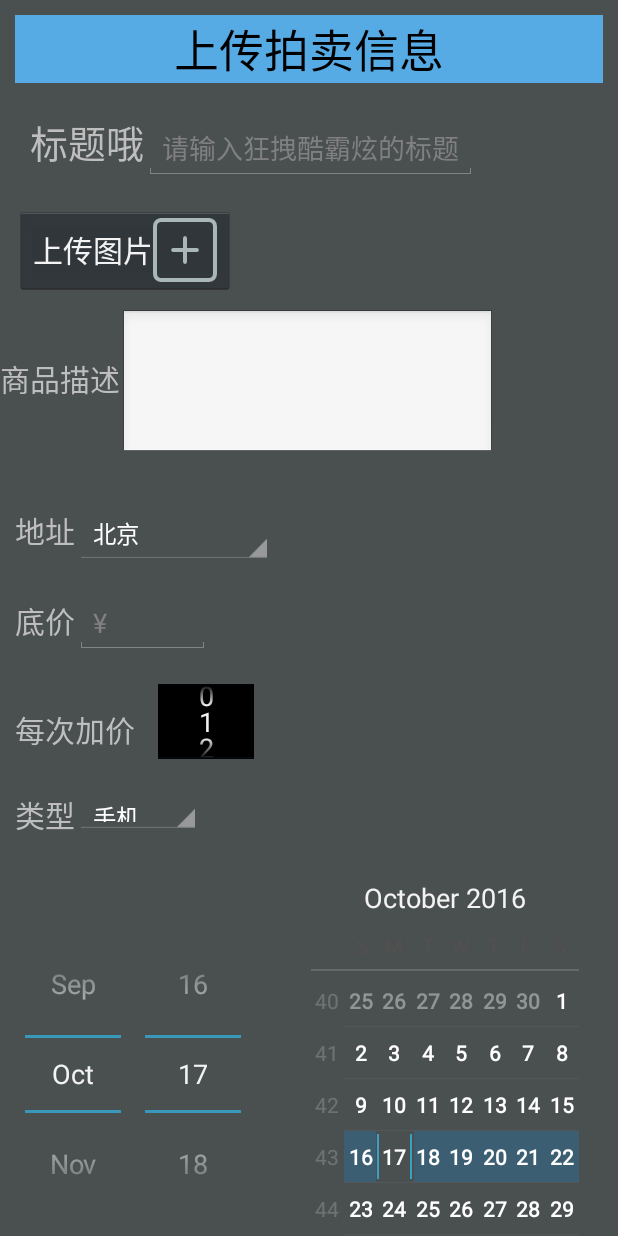
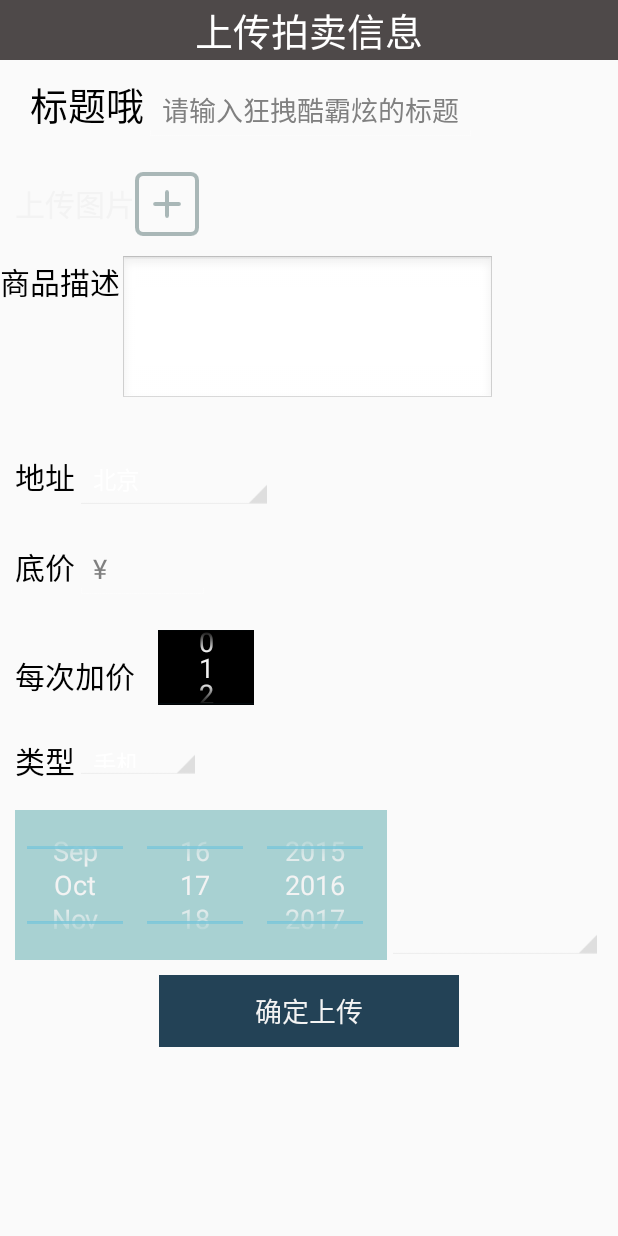
Before and after one commit to liangsheng888/Estore, an Android app: the UploadAuctMainActivity screen opened directly, with no data from a screen before it, on a phone screen of 412 x 824 dp. Run offline under Robolectric (Android 15) with nearby library versions, the phone set to English and light mode, and no system bars; libraries missing offline, so code that uses them is left out: org.xutils, org.xutils.common, org.xutils.http, org.xutils.x.

Commit message:
author:tfjin mess:修改上传拍卖页面

```diff
--- a/app/src/main/res/layout/activity_upload_main.xml
+++ b/app/src/main/res/layout/activity_upload_main.xml
@@ -6,12 +6,12 @@
     android:layout_height="fill_parent"
     android:scrollbars="vertical"
     android:fadingEdge="vertical"
-    android:background="#e0edee">
+  >
 <LinearLayout xmlns:android="http://schemas.android.com/apk/res/android"
     xmlns:tools="http://schemas.android.com/tools"
     android:layout_width="match_parent"
     android:layout_height="match_parent"
-    android:background="#aa000000"
+
     android:orientation="vertical"
     android:theme="@android:style/Theme.Holo.NoActionBar"
     tools:context=".paimai.UploadAuctMainActivity">
@@ -20,17 +20,17 @@
     <RelativeLayout
         android:layout_width="wrap_content"
         android:layout_height="wrap_content"
-        android:padding="10dp">
+        >
 
         <TextView
             android:id="@+id/tv_title"
             android:layout_width="match_parent"
-            android:layout_height="wrap_content"
-            android:background="#56abe4"
+            android:layout_height="40dp"
+            android:background="#4e4949"
             android:gravity="center"
             android:text="上传拍卖信息"
-            android:textColor="#000"
-            android:textSize="30sp" />
+            android:textColor="#fff"
+            android:textSize="25sp" />
     </RelativeLayout>
 
     <LinearLayout
@@ -45,7 +45,8 @@
             android:layout_height="wrap_content"
             android:paddingLeft="10dp"
             android:text="标题哦"
-            android:textSize="25sp" />
+            android:textSize="25sp"
+            android:textColor="#000"/>
 
         <EditText
             android:id="@+id/et_upload_aucttitle"
@@ -66,7 +67,9 @@
             android:drawableRight="@drawable/auct_upload_phtoe"
             android:onClick="simpleDialog"
             android:text="上传图片"
-            android:textSize="20sp" />
+            android:textSize="20sp"
+            android:background="@null"
+            />
 
         <!--<ImageView-->
             <!--android:id="@+id/iv_auct_modle_phote1"-->
@@ -95,6 +98,7 @@
             android:layout_height="wrap_content"
             android:text="商品描述"
 
+            android:textColor="#000"
             android:textSize="20sp" />
 
 
@@ -106,7 +110,8 @@
             android:layout_toRightOf="@+id/tv_auct_miaoshu"
             android:background="@android:drawable/edit_text"
             android:ellipsize="end"
-            android:textColor="#000" />
+            android:textColor="#000"
+            android:gravity="top"/>
     </LinearLayout>
 
     <LinearLayout
@@ -121,6 +126,7 @@
             android:layout_below="@+id/et_auct_miaoshu"
             android:layout_marginTop="20dp"
             android:text="地址"
+            android:textColor="#000"
             android:textSize="20sp" />
 
         <Spinner
@@ -146,6 +152,7 @@
             android:layout_height="wrap_content"
             android:layout_below="@id/sp_city"
             android:text="底价"
+            android:textColor="#000"
             android:textSize="20sp" />
 
         <EditText
@@ -169,7 +176,8 @@
             android:layout_below="@+id/et_auct_price"
             android:layout_marginTop="15dp"
             android:text="每次加价"
-            android:textSize="20sp" />
+            android:textSize="20sp"
+            android:textColor="#000"/>
 
         <NumberPicker
             android:id="@+id/np_auct_bidprice"
@@ -194,6 +202,7 @@
             android:layout_width="wrap_content"
             android:layout_height="wrap_content"
 
+            android:textColor="#000"
             android:layout_below="@+id/tv_auct_meicijiajia"
             android:text="类型"
             android:textSize="20sp" />
@@ -216,23 +225,37 @@
     <LinearLayout
         android:layout_width="match_parent"
         android:layout_height="wrap_content"
-        android:gravity="center"
+
         android:padding="10dp">
 
 
         <DatePicker
             android:layout_width="wrap_content"
-            android:layout_height="wrap_content"
-            android:id="@+id/datePicker" />
+            android:layout_height="100dp"
+            android:id="@+id/datePicker"
+            android:calendarViewShown="false"
+            android:calendarTextColor="#000"
+            android:background="#a8d1d2"/>
+        <Spinner
+
+        android:layout_width="match_parent"
+        android:layout_height="100dp"
+        android:layout_alignTop="@+id/tv_auct_type"
+        android:layout_toRightOf="@+id/tv_auct_type"
+        android:entries="@array/auct_zauct_tome"
+        android:textSize="20sp"
+
+            android:popupBackground="#a8d1d2"/>
 
 
     </LinearLayout>
     <Button
         android:id="@+id/btn_auct_quedingshangchuan"
-        android:layout_width="wrap_content"
+        android:layout_width="200dp"
         android:layout_height="wrap_content"
         android:layout_gravity="center_horizontal"
         android:onClick="uploadauct"
-        android:text="确定上传" />
+        android:text="确定上传"
+        android:background="#234256"/>
 </LinearLayout>
 </ScrollView>
```
